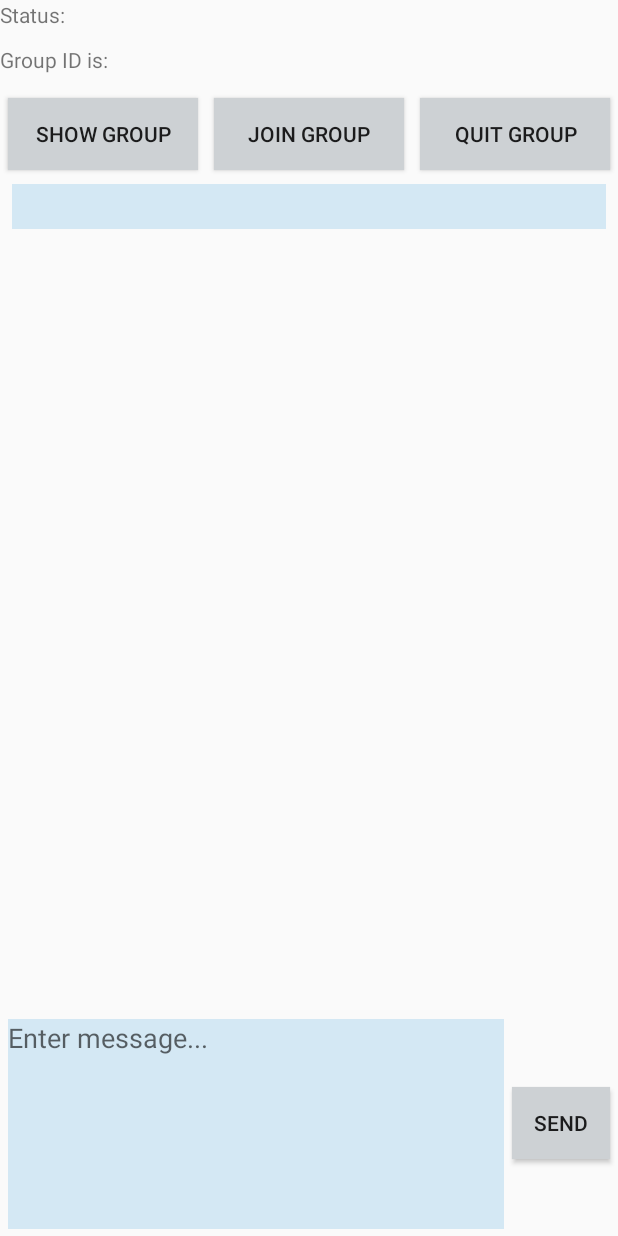
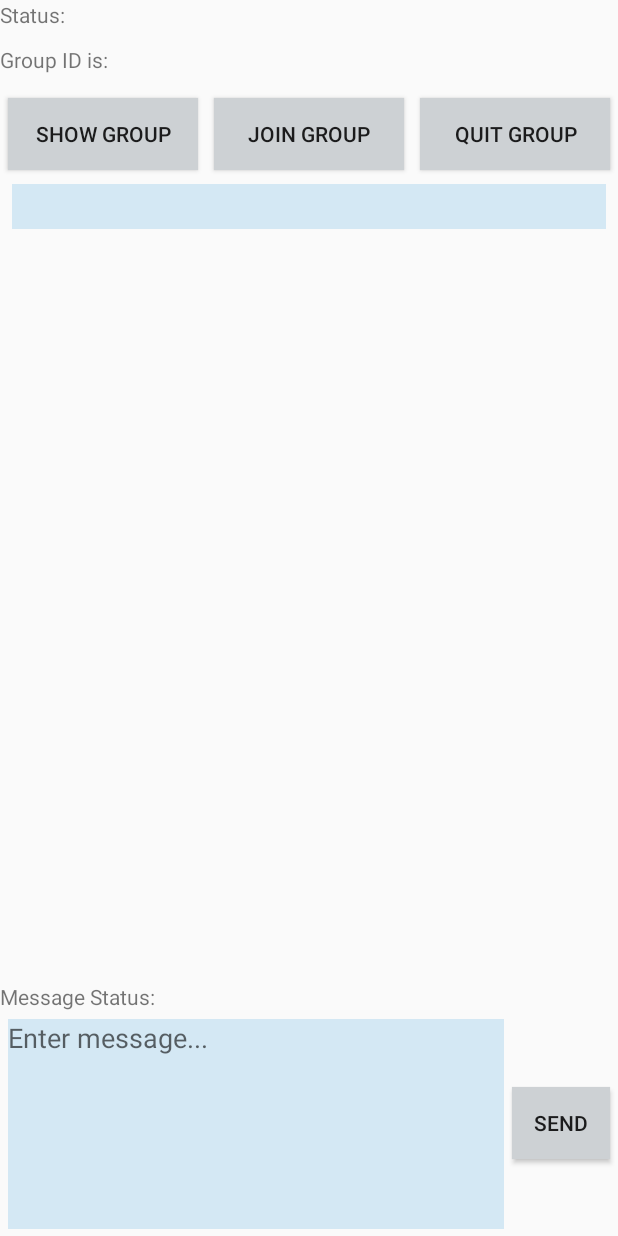
Before and after one commit to prateekmadhikar/ece416chat, an Android app: the ChatActivity screen opened directly, with no data from a screen before it, on a phone screen of 412 x 824 dp. Run offline under Robolectric (Android 15) with nearby library versions, the phone set to English and light mode, and no system bars; libraries missing offline, so code that uses them is left out: org.java_websocket, org.java_websocket.client, org.java_websocket.handshake; 1 statement that could not run was skipped.

Commit message:
Added Status Checking for Messages

```diff
--- a/app/Snaikbytes/app/src/main/res/layout/activity_chat.xml
+++ b/app/Snaikbytes/app/src/main/res/layout/activity_chat.xml
@@ -78,6 +78,12 @@
 
     </LinearLayout>
 
+    <TextView
+        android:id="@+id/messageStatusText"
+        android:layout_width="match_parent"
+        android:layout_height="wrap_content"
+        android:text="Message Status:" />
+
     <LinearLayout
         android:id="@+id/sendNewMessage"
         android:layout_width="match_parent"
```
Also changed, not shown: app/Snaikbytes/app/src/main/java/ece416/snaikbytes/MessageManager.java (+21 -2 lines).
